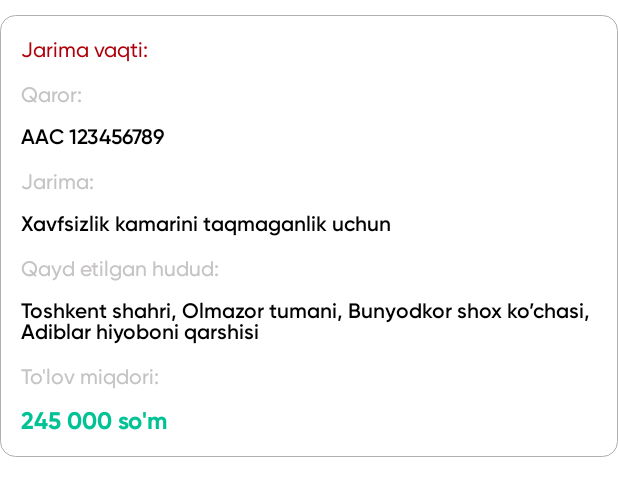
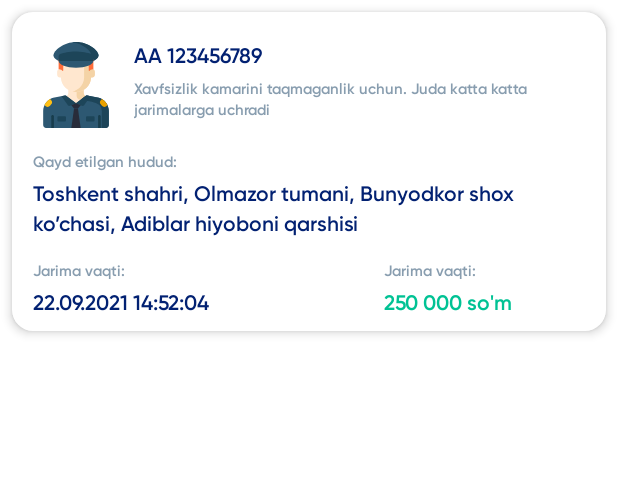
Before and after one commit to Dostonjon8081/forRuslan, an Android app: the layout item_rv_violation.xml on its own in the app's theme, with its tools: preview values and no code run, on a phone screen of 412 x 824 dp. Shown: the top 496 px of the screen. Run offline under Robolectric (Android 15) with nearby library versions, the phone set to English and light mode, and no system bars.

Commit message:
fix violation rv item.

```diff
--- a/app/src/main/java/uz/fizmasoft/dyhxx/activity/MainActivity.kt
+++ b/app/src/main/java/uz/fizmasoft/dyhxx/activity/MainActivity.kt
@@ -48,7 +48,6 @@ class MainActivity : BaseActivity<ActivityMainBinding>(ActivityMainBinding::infl
                 editPref.putString(PREF_TOKEN_KEY, intent.data.toString().substring(22))
                     .commit()
             }.onAwait
-
             loadDataFromApi()
         }
     }
--- a/app/src/main/res/layout/fragment_violation.xml
+++ b/app/src/main/res/layout/fragment_violation.xml
@@ -65,7 +65,6 @@
             </RelativeLayout>
         </androidx.appcompat.widget.Toolbar>
 
-
         <ir.alirezabdn.wp7progress.WP7ProgressBar
             android:id="@+id/wp7progressBar"
             android:layout_width="match_parent"
@@ -131,7 +130,7 @@
             app:layout_constraintEnd_toEndOf="parent"
             app:layout_constraintStart_toStartOf="parent"
             app:layout_constraintTop_toBottomOf="@id/violations_container_total_sum"
-            tools:listitem="@layout/item_rv_violation_twoo" />
+            tools:listitem="@layout/item_rv_violation" />
 
         <androidx.appcompat.widget.LinearLayoutCompat
             android:id="@+id/violation_fragment_container_no_violation"
--- a/app/src/main/res/layout/item_rv_violation.xml
+++ b/app/src/main/res/layout/item_rv_violation.xml
@@ -1,100 +1,154 @@
 <?xml version="1.0" encoding="utf-8"?>
-<androidx.appcompat.widget.LinearLayoutCompat xmlns:android="http://schemas.android.com/apk/res/android"
+<androidx.cardview.widget.CardView xmlns:android="http://schemas.android.com/apk/res/android"
+    xmlns:app="http://schemas.android.com/apk/res-auto"
     xmlns:tools="http://schemas.android.com/tools"
     android:layout_width="match_parent"
     android:layout_height="wrap_content"
-    android:layout_marginTop="10dp"
-    android:background="@drawable/background_white_gray_stoke"
+    android:layout_margin="8dp"
+    android:background="@color/white"
+    android:backgroundTint="@color/white"
+    app:cardCornerRadius="14dp"
+    app:cardElevation="4dp">
+
+    <androidx.constraintlayout.widget.ConstraintLayout
+        android:layout_width="match_parent"
+        android:layout_height="wrap_content"
+        android:elevation="4dp"
+        android:background="@color/white"
         android:orientation="vertical"
-    android:padding="14dp">
+        android:paddingStart="14dp"
+        android:paddingTop="20dp"
+        android:paddingEnd="14dp"
+        android:paddingBottom="10dp">
+
+        <androidx.appcompat.widget.AppCompatImageView
+            android:id="@+id/violation_img"
+            android:layout_width="wrap_content"
+            android:layout_height="wrap_content"
+            android:paddingEnd="10dp"
+            tools:src="@drawable/ic_policeman"
+            app:layout_constraintBottom_toTopOf="@id/violation_location_title"
+            app:layout_constraintEnd_toStartOf="@id/violation_type"
+            app:layout_constraintStart_toStartOf="parent"
+            app:layout_constraintTop_toTopOf="parent" />
 
         <androidx.appcompat.widget.AppCompatTextView
-        android:layout_width="match_parent"
+            android:id="@+id/violation_act"
+            android:layout_width="0dp"
             android:layout_height="wrap_content"
-        android:fontFamily="@font/gilroy_medium"
-        android:textColor="@color/red"
-        android:id="@+id/violation_time"
+            android:fontFamily="@font/gilroy_semibold"
+            android:textColor="@color/violation_text_color"
             android:textSize="14sp"
-        tools:text="@string/fine_time" />
+            app:layout_constraintEnd_toEndOf="parent"
+            app:layout_constraintStart_toEndOf="@id/violation_img"
+            app:layout_constraintTop_toTopOf="@id/violation_img"
+            tools:text="AA 123456789" />
 
         <androidx.appcompat.widget.AppCompatTextView
-        android:layout_width="match_parent"
-        android:layout_height="wrap_content"
-        android:fontFamily="@font/gilroy_medium"
-        android:text="@string/violation_act"
-        android:paddingTop="12dp"
-        android:textColor="@color/gray"
-        android:textSize="14sp" />
-
-    <androidx.appcompat.widget.AppCompatTextView
-        android:layout_width="match_parent"
+            android:id="@+id/violation_type"
+            android:layout_width="0dp"
             android:layout_height="wrap_content"
             android:fontFamily="@font/gilroy_semibold"
-        tools:text="AAC 123456789"
-        android:id="@+id/violation_act"
-        android:paddingTop="10dp"
-        android:textColor="@color/black"
-        android:textSize="14sp" />
+            android:lineSpacingExtra="4dp"
+            android:textColor="@color/violation_text_gray_color"
+            android:textSize="10sp"
+            app:layout_constraintBottom_toBottomOf="@id/violation_img"
+            app:layout_constraintEnd_toEndOf="@id/violation_act"
+            app:layout_constraintStart_toEndOf="@id/violation_img"
+            app:layout_constraintTop_toBottomOf="@id/violation_act"
+            tools:text="Xavfsizlik kamarini taqmaganlik uchun. Juda katta katta jarimalarga uchradi" />
 
 
         <androidx.appcompat.widget.AppCompatTextView
-        android:layout_width="match_parent"
+            android:id="@+id/violation_location_title"
+            android:layout_width="0dp"
             android:layout_height="wrap_content"
-        android:fontFamily="@font/gilroy_medium"
-        android:text="@string/violation_type"
-        android:paddingTop="12dp"
-        android:textColor="@color/gray"
-        android:textSize="14sp" />
-
-    <androidx.appcompat.widget.AppCompatTextView
-        android:layout_width="match_parent"
-        android:layout_height="wrap_content"
-        android:id="@+id/violation_type"
             android:fontFamily="@font/gilroy_semibold"
-        tools:text="Xavfsizlik kamarini taqmaganlik uchun"
-        android:paddingTop="10dp"
-        android:textColor="@color/black"
-        android:textSize="14sp" />
+            android:paddingTop="16dp"
+            android:text="@string/violation_location"
+            android:textColor="@color/violation_text_gray_color"
+            android:textSize="10sp"
+            app:layout_constraintBottom_toTopOf="@id/violation_location"
+            app:layout_constraintEnd_toEndOf="parent"
+            app:layout_constraintStart_toStartOf="parent"
+            app:layout_constraintTop_toBottomOf="@id/violation_type" />
 
 
         <androidx.appcompat.widget.AppCompatTextView
-        android:layout_width="match_parent"
+            android:id="@+id/violation_location"
+            android:layout_width="0dp"
             android:layout_height="wrap_content"
-        android:fontFamily="@font/gilroy_medium"
-        android:text="@string/violation_location"
-        android:paddingTop="12dp"
-        android:textColor="@color/gray"
-        android:textSize="14sp" />
+            android:fontFamily="@font/gilroy_semibold"
+            android:lineSpacingExtra="6dp"
+            android:paddingTop="6dp"
+            android:textColor="@color/violation_text_color"
+            android:textSize="14sp"
+            app:layout_constraintBottom_toTopOf="@id/violation_time_title"
+            app:layout_constraintEnd_toEndOf="@id/violation_location_title"
+            app:layout_constraintStart_toStartOf="@id/violation_location_title"
+            app:layout_constraintTop_toBottomOf="@id/violation_location_title"
+            tools:text="Toshkent shahri, Olmazor tumani, Bunyodkor shox ko’chasi, Adiblar hiyoboni qarshisi" />
 
         <androidx.appcompat.widget.AppCompatTextView
-        android:layout_width="match_parent"
+            android:id="@+id/violation_time_title"
+            android:layout_width="0dp"
             android:layout_height="wrap_content"
             android:fontFamily="@font/gilroy_semibold"
-        tools:text="Toshkent shahri, Olmazor tumani, Bunyodkor shox ko’chasi, Adiblar hiyoboni qarshisi"
-        android:paddingTop="10dp"
-        android:id="@+id/violation_location"
-        android:textColor="@color/black"
-        android:textSize="14sp" />
+            android:paddingTop="16dp"
+            android:text="@string/fine_time"
+            android:textColor="@color/violation_text_gray_color"
+            android:textSize="10sp"
+            app:layout_constraintEnd_toStartOf="@id/violation_sum_title"
+            app:layout_constraintHorizontal_weight="0.7"
+            app:layout_constraintStart_toStartOf="@id/violation_img"
+            app:layout_constraintTop_toBottomOf="@id/violation_location" />
 
 
         <androidx.appcompat.widget.AppCompatTextView
-        android:layout_width="match_parent"
+            android:id="@+id/violation_time"
+            android:layout_width="0dp"
             android:layout_height="wrap_content"
-        android:fontFamily="@font/gilroy_medium"
-        android:text="@string/violation_sum"
-        android:paddingTop="12dp"
-        android:textColor="@color/gray"
-        android:textSize="14sp" />
+            android:fontFamily="@font/gilroy_semibold"
+            android:lineSpacingExtra="6dp"
+            android:paddingTop="6dp"
+            android:textColor="@color/violation_text_color"
+            android:textSize="14sp"
+            app:layout_constraintBottom_toBottomOf="parent"
+            app:layout_constraintEnd_toEndOf="@id/violation_time_title"
+            app:layout_constraintStart_toStartOf="parent"
+            app:layout_constraintTop_toBottomOf="@id/violation_time_title"
+            tools:text="22.09.2021 14:52:04" />
 
         <androidx.appcompat.widget.AppCompatTextView
-        android:layout_width="match_parent"
+            android:id="@+id/violation_sum_title"
+            android:layout_width="0dp"
             android:layout_height="wrap_content"
-        android:fontFamily="@font/gilroy_bold"
-        tools:text="245 000 so'm"
-        android:id="@+id/violation_sum"
-        android:paddingTop="10dp"
-        android:textColor="@color/green"
-        android:textSize="16sp" />
+            android:fontFamily="@font/gilroy_semibold"
+            android:paddingTop="16dp"
+            android:text="@string/fine_time"
+            android:textColor="@color/violation_text_gray_color"
+            android:textSize="10sp"
+           app:layout_constraintTop_toTopOf="@id/violation_time_title"
+            app:layout_constraintEnd_toEndOf="@id/violation_type"
+            app:layout_constraintHorizontal_weight="0.4"
+            app:layout_constraintStart_toEndOf="@id/violation_time_title"
+            app:layout_constraintTop_toBottomOf="@id/violation_time_title" />
 
 
-</androidx.appcompat.widget.LinearLayoutCompat>
+        <androidx.appcompat.widget.AppCompatTextView
+            android:id="@+id/violation_sum"
+            android:layout_width="0dp"
+            android:layout_height="wrap_content"
+            android:fontFamily="@font/gilroy_semibold"
+            android:lineSpacingExtra="6dp"
+            android:paddingTop="6dp"
+            android:textColor="@color/green"
+            android:textSize="14sp"
+            app:layout_constraintBottom_toBottomOf="parent"
+            app:layout_constraintEnd_toEndOf="@id/violation_sum_title"
+            app:layout_constraintStart_toStartOf="@id/violation_sum_title"
+            app:layout_constraintTop_toBottomOf="@id/violation_sum_title"
+            tools:text="250 000 so'm" />
+
+    </androidx.constraintlayout.widget.ConstraintLayout>
+</androidx.cardview.widget.CardView>
--- a/app/src/main/res/values/strings.xml
+++ b/app/src/main/res/values/strings.xml
@@ -8,7 +8,7 @@
     <string name="russian" translatable="false">Русский</string>
     <string name="english" translatable="false">English</string>
 
-    <string name="look" >look</string>
+    <string name="look">look</string>
     <string name="check_fine">DYHXX jarimasini tekshirish</string>
     <string name="auth_description">Dasturdan to\'liq foydalanish uchun telegram orqali ro\'yhatdan o\'ting</string>
     <string name="auth_by_telegram">Telegram orqali bog\'lanish</string>
@@ -34,7 +34,7 @@
     <string name="text_pass_series_numbers">Tex.pass. seriyasi va raqami:</string>
     <string name="country_number">Davlat raqami:</string>
     <string name="not_ethernet">Tarmoqqa ulanmagan</string>
-    <string name="wrong">Qarorlarda xotolik</string>
+    <string name="wrong">Qatorlarda xotolik</string>
     <string name="car_exist">Avval ro\'yxatga olingan</string>
     <string name="bad_request">Ro\'yhatdan o\'tmagan foydalanuvchi</string>
     <string name="delete_dialog_title">Siz rostan ham ushbu avtomobilni o\'chirmoqchisiz?</string>
@@ -51,7 +51,7 @@
     <string name="other">Boshqa</string>
     <string name="no_connect">Internetga ulanishda xatolik sodir bo’ldi</string>
     <string name="total_violation">Jarimalar umumiy miqdori so\'mda</string>
-<string name="sum">so\'m</string>
+    <string name="sum">so\'m</string>
     <string name="log_out_massege">Siz rosdan ham tizim chiqmoqchimisiz?</string>
     <string name="you_no_cars">Sizda avtomobil mavud emas</string>
     <string name="pls_add_car">Iltimos avtomobil qo\'shing</string>
```
Also changed, not shown: app/src/main/java/uz/fizmasoft/dyhxx/violation/ViolationFragment.kt (+13 -5 lines), app/src/main/java/uz/fizmasoft/dyhxx/violation/ViolationRvAdapter.kt (+50 -13 lines), app/src/main/res/layout/item_rv_violation_twoo.xml (deleted, +0 -155 lines). Lines whose indentation alone changed are shown as unchanged.
